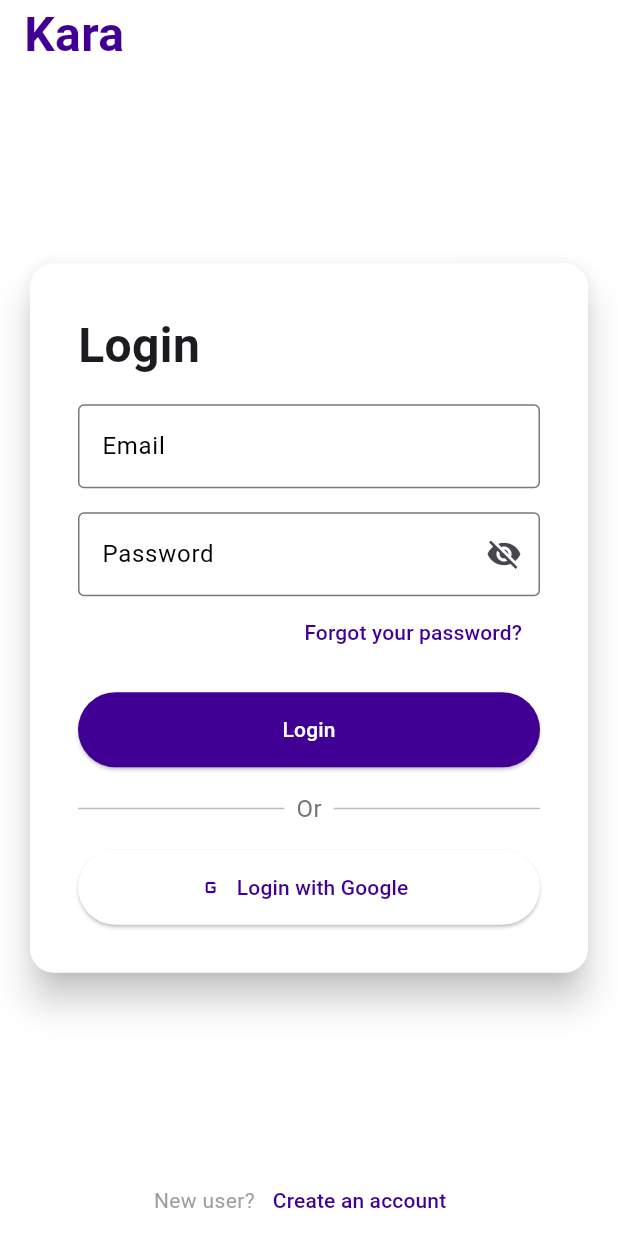
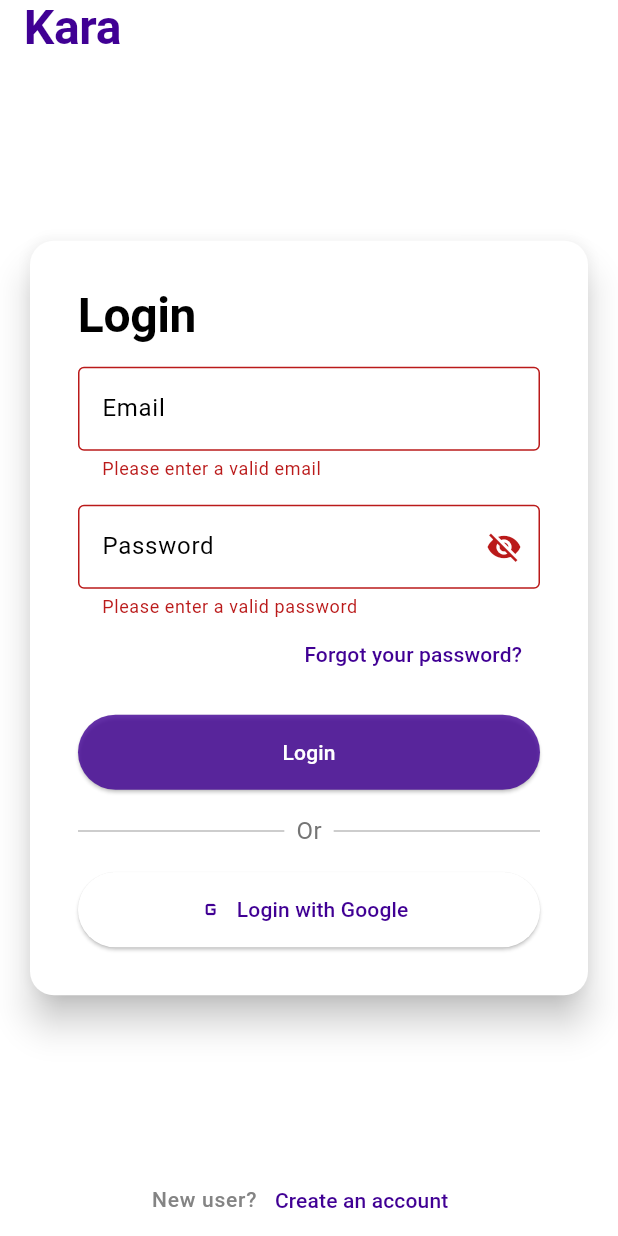
Before and after one commit to ariel4080/kara, a Flutter app: the screen it shows after launch, after a tap on "Login", on a phone screen of 412 x 824 dp. Run offline on Flutter 3.47's test engine with Material 3 defaults, Android fonts, the phone set to English and light mode, and no system bars; our stand-ins replace go_router.

Commit message:
feature 003: Se agrega validaciones de campos en el form del login

```diff
--- a/lib/core/theme/kara_colors.dart
+++ b/lib/core/theme/kara_colors.dart
@@ -2,6 +2,7 @@
 
 class KaraColors {
   static const Color blue = Color(0xFF400094);
-  static const Color white = Color.fromARGB(255, 255, 255, 255);
-  static const Color black = Color.fromARGB(255, 0, 0, 0);
+  static const Color white = Color(0xFFFFFFFF);
+  static const Color black = Color(0xFF000000);
+  static const Color grey = Color(0xFF848484);
 }
--- a/lib/core/theme/kara_theme.dart
+++ b/lib/core/theme/kara_theme.dart
@@ -11,6 +11,11 @@
         seedColor: KaraColors.blue,
         primary: KaraColors.white,
         secondary: KaraColors.blue,
+        tertiary: KaraColors.black,
+      ),
+      textTheme: const TextTheme(
+        displayLarge: TextStyle(color: KaraColors.blue, fontSize: 32, fontWeight: FontWeight.bold, fontFamily: 'Roboto'),
+        labelMedium: TextStyle(color: KaraColors.grey, fontSize: 14, fontWeight: FontWeight.w500, fontFamily: 'Roboto'),
       ),
       inputDecorationTheme: const InputDecorationTheme(
         focusedBorder: OutlineInputBorder(
@@ -18,6 +23,15 @@
         ),
         labelStyle: TextStyle(color: KaraColors.black),
       ),
+      textSelectionTheme: const TextSelectionThemeData(
+        cursorColor: KaraColors.blue,
+        selectionHandleColor: KaraColors.blue,
+      ),
+      textButtonTheme: TextButtonThemeData(
+        style: TextButton.styleFrom(
+          foregroundColor: KaraColors.blue,
+        ),
+      ),
     );
   }
 }
--- a/lib/features/auth/views/login_view.dart
+++ b/lib/features/auth/views/login_view.dart
@@ -1,6 +1,6 @@
 import 'package:flutter/material.dart';
-import 'package:kara/features/l10n/generated/app_localizations.dart';
 
+import '../../l10n/generated/app_localizations.dart';
 import '../widgets/login_card_widget.dart';
 
 class LoginView extends StatelessWidget {
@@ -21,15 +21,11 @@
                 padding: const EdgeInsets.symmetric(horizontal: 16),
                 child: Text(
                   localizations!.appTitle,
-                  style: TextStyle(
-                    fontSize: 32,
-                    color: karaTheme.colorScheme.secondary,
-                    fontWeight: FontWeight.bold,
-                  ),
+                  style: karaTheme.textTheme.displayLarge,
                 ),
               ),
             ),
-            LoginCardWidget(theme: karaTheme, localizations: localizations,),
+            LoginCardWidget(theme: karaTheme, localizations: localizations),
             Positioned(
               bottom: 0,
               left: 0,
@@ -39,12 +35,10 @@
                 children: [
                   Text(
                     localizations.label_new_user,
-                    style: const TextStyle(color: Colors.grey),
+                    style: karaTheme.textTheme.labelMedium,
                   ),
                   TextButton(
-                    onPressed: () {
-                      // Implement navigation to sign up view here
-                    },
+                    onPressed: null,
                     child: Text(
                       localizations.label_create_account,
                       style: TextStyle(color: karaTheme.colorScheme.secondary),
--- a/lib/features/auth/widgets/login_card_widget.dart
+++ b/lib/features/auth/widgets/login_card_widget.dart
@@ -1,11 +1,12 @@
 import 'package:flutter/material.dart';
-import 'package:kara/features/common/widgets/kara_button_widget.dart';
-import 'package:kara/features/l10n/generated/app_localizations.dart';
 
+import '../../common/util/features_utils.dart';
+import '../../common/widgets/kara_button_widget.dart';
 import '../../common/widgets/kara_divider_widget.dart';
+import '../../l10n/generated/app_localizations.dart';
 import 'password_field_widget.dart';
 
-class LoginCardWidget extends StatelessWidget {
+class LoginCardWidget extends StatefulWidget {
   const LoginCardWidget({
     super.key,
     required this.theme,
@@ -16,15 +17,40 @@
   final ThemeData theme;
 
   @override
+  State<LoginCardWidget> createState() => _LoginCardWidget();
+}
+
+class _LoginCardWidget extends State<LoginCardWidget> {
+  final GlobalKey<FormState> _formKey = GlobalKey<FormState>();
+
+  final TextEditingController _emailController = TextEditingController();
+  final TextEditingController _passwordController = TextEditingController();
+
+  @override
+  void initState() {
+    super.initState();
+  }
+
+  @override
+  void dispose() {
+    super.dispose();
+    _emailController.dispose();
+    _passwordController.dispose();
+  }
+
+  @override
   Widget build(BuildContext context) {
     return Padding(
       padding: const EdgeInsets.all(16),
+      child: Form(
+        key: _formKey,
+        autovalidateMode: AutovalidateMode.disabled,
         child: Column(
           mainAxisAlignment: MainAxisAlignment.center,
           children: [
             Center(
               child: Card(
-              color: theme.colorScheme.primary,
+                color: widget.theme.colorScheme.primary,
                 elevation: 10,
                 shape: const RoundedRectangleBorder(
                   borderRadius: BorderRadius.all(Radius.circular(16)),
@@ -37,23 +63,32 @@
                       Align(
                         alignment: Alignment.centerLeft,
                         child: Text(
-                        localizations.title_login,
-                        style: const TextStyle(
-                          fontSize: 32,
-                          fontWeight: FontWeight.bold,
+                          widget.localizations.title_login,
+                          style: widget.theme.textTheme.displayLarge?.copyWith(
+                            color: widget.theme.colorScheme.tertiary,
                           ),
                         ),
                       ),
                       const SizedBox(height: 16),
-                    TextField(
+                      TextFormField(
+                        controller: _emailController,
                         keyboardType: TextInputType.emailAddress,
                         decoration: InputDecoration(
-                        labelText: localizations.label_email,
+                          labelText: widget.localizations.label_email,
                           border: const OutlineInputBorder(),
                         ),
+                        validator:
+                            (value) =>
+                                FeaturesUtils.validateEmail(value, context),
                       ),
                       const SizedBox(height: 16),
-                    PasswordFieldWidget(localizations: localizations),
+                      PasswordFieldWidget(
+                        localizations: widget.localizations,
+                        controller: _passwordController,
+                        validator:
+                            (value) =>
+                                FeaturesUtils.validatePassword(value, context),
+                      ),
                       Align(
                         alignment: Alignment.centerRight,
                         child: TextButton(
@@ -61,21 +96,20 @@
                             // Implement forgot password functionality here
                           },
                           child: Text(
-                          localizations.label_forgot_password,
-                          style: TextStyle(color: theme.colorScheme.secondary),
+                            widget.localizations.label_forgot_password,
                           ),
                         ),
                       ),
                       const SizedBox(height: 16),
                       KaraButtonWidget.primary(
-                      label: localizations.title_login,
-                      onPressed: () {},
+                        label: widget.localizations.title_login,
+                        onPressed: _validateForm,
                       ),
                       const SizedBox(height: 16),
-                    KaraDividerWidget(text: localizations.label_or,),
+                      KaraDividerWidget(text: widget.localizations.label_or),
                       const SizedBox(height: 16),
                       KaraButtonWidget.secondary(
-                      label: localizations.label_login_with_google,
+                        label: widget.localizations.label_login_with_google,
                         onPressed: () {},
                         icon: const Icon(Icons.g_mobiledata),
                       ),
@@ -86,6 +120,14 @@
             ),
           ],
         ),
+      ),
     );
   }
+
+  void _validateForm() {
+    final isValid = _formKey.currentState?.validate() ?? false;
+    if (isValid) {
+      // This is where you would handle the login logic, such as calling an API or navigating to another screen.
     }
+  }
+}
--- a/lib/features/auth/widgets/password_field_widget.dart
+++ b/lib/features/auth/widgets/password_field_widget.dart
@@ -2,9 +2,16 @@
 import 'package:kara/features/l10n/generated/app_localizations.dart';
 
 class PasswordFieldWidget extends StatefulWidget {
-  const PasswordFieldWidget({super.key, required this.localizations});
+  const PasswordFieldWidget({
+    super.key,
+    required this.localizations,
+    this.controller,
+    this.validator,
+  });
 
   final AppLocalizations localizations;
+  final TextEditingController? controller;
+  final String? Function(String?)? validator;
 
   @override
   State<PasswordFieldWidget> createState() => _PasswordFieldWidgetState();
@@ -15,7 +22,8 @@
 
   @override
   Widget build(BuildContext context) {
-    return TextField(
+    return TextFormField(
+      controller: widget.controller,
       obscureText: !_isPasswordVisible,
       keyboardType: TextInputType.visiblePassword,
       decoration: InputDecoration(
@@ -32,6 +40,7 @@
           },
         ),
       ),
+      validator: widget.validator,
     );
   }
 }
--- /dev/null
+++ b/lib/features/common/util/features_utils.dart
@@ -0,0 +1,28 @@
+import 'package:flutter/material.dart';
+
+import '../../l10n/generated/app_localizations.dart';
+
+class FeaturesUtils {
+  static String? validateEmail(String? value, BuildContext context) {
+    final AppLocalizations localizations = AppLocalizations.of(context)!;
+    final emailRegex = RegExp(r'^[^@]+@[^@]+\.[^@]+$');
+    if (null == value || value.isEmpty || !emailRegex.hasMatch(value)) {
+      return localizations.error_email_required;
+    }
+    return null;
+  }
+
+  static String? validatePassword(String? value, BuildContext context) {
+    final AppLocalizations localizations = AppLocalizations.of(context)!;
+    final passwRegex = RegExp(
+      r'^(?=.*[a-z])(?=.*[A-Z])(?=.*\d)(?=.*[^A-Za-z\d]).{6,}$',
+    );
+    if (null == value ||
+        value.isEmpty ||
+        value.length < 6 ||
+        !passwRegex.hasMatch(value)) {
+      return localizations.error_password_required;
+    }
+    return null;
+  }
+}
--- a/lib/features/common/widgets/kara_button_widget.dart
+++ b/lib/features/common/widgets/kara_button_widget.dart
@@ -2,21 +2,21 @@
 
 class KaraButtonWidget extends StatelessWidget {
   final String label;
-  final Function onPressed;
+  final VoidCallback? onPressed;
   final Icon? icon;
   final bool isPrimary;
 
   const KaraButtonWidget({
     super.key,
     required this.label,
-    required this.onPressed,
+    this.onPressed,
     required this.isPrimary,
     this.icon,
   });
 
   factory KaraButtonWidget.primary({
     required String label,
-    required Function onPressed,
+    VoidCallback? onPressed,
     Icon? icon,
   }) {
     return KaraButtonWidget(
@@ -28,7 +28,7 @@
   }
   factory KaraButtonWidget.secondary({
     required String label,
-    required Function onPressed,
+    VoidCallback? onPressed,
     Icon? icon,
   }) {
     return KaraButtonWidget(
@@ -45,22 +45,38 @@
     return SizedBox(
       width: double.infinity,
       height: 50,
-      child: icon == null?
-        ElevatedButton(
+      child:
+          icon == null
+              ? ElevatedButton(
                 style: ElevatedButton.styleFrom(
-            backgroundColor: isPrimary? karaTheme.colorScheme.secondary : karaTheme.colorScheme.primary,
-            foregroundColor: isPrimary? karaTheme.colorScheme.primary : karaTheme.colorScheme.secondary,
+                  backgroundColor:
+                      isPrimary
+                          ? karaTheme.colorScheme.secondary.withValues(
+                            alpha: 0.8,
+                          )
+                          : karaTheme.colorScheme.primary,
+                  foregroundColor:
+                      isPrimary
+                          ? karaTheme.colorScheme.primary
+                          : karaTheme.colorScheme.secondary,
                 ),
-          onPressed: () => onPressed,
+                onPressed: onPressed,
                 child: Text(label),
               )
-        :
-        ElevatedButton.icon(
+              : ElevatedButton.icon(
                 style: ElevatedButton.styleFrom(
-            backgroundColor: isPrimary? karaTheme.colorScheme.secondary : karaTheme.colorScheme.primary,
-            foregroundColor: isPrimary? karaTheme.colorScheme.primary : karaTheme.colorScheme.secondary,
+                  backgroundColor:
+                      isPrimary
+                          ? karaTheme.colorScheme.secondary.withValues(
+                            alpha: 0.8,
+                          )
+                          : karaTheme.colorScheme.primary,
+                  foregroundColor:
+                      isPrimary
+                          ? karaTheme.colorScheme.primary
+                          : karaTheme.colorScheme.secondary,
                 ),
-          onPressed: () => onPressed(),
+                onPressed: onPressed,
                 icon: icon!,
                 label: Text(label),
               ),
--- a/lib/features/l10n/app_en.arb
+++ b/lib/features/l10n/app_en.arb
@@ -8,5 +8,7 @@
     "label_login_with_google": "Login with Google",
     "label_or": "Or",
     "label_new_user": "New user?",
-    "label_create_account": "Create an account"
+    "label_create_account": "Create an account",
+    "error_email_required": "Please enter a valid email",
+    "error_password_required": "Please enter a valid password"
 }
--- a/lib/features/l10n/app_es.arb
+++ b/lib/features/l10n/app_es.arb
@@ -8,5 +8,7 @@
     "label_login_with_google": "Iniciar sesión con Google",
     "label_or": "O",
     "label_new_user": "¿Eres nuevo?",
-    "label_create_account": "Crear una cuenta"
+    "label_create_account": "Crear una cuenta",
+    "error_email_required": "Ingrese un correo válido",
+    "error_password_required": "Ingrese una contraseña válida"
 }
```
Also changed, not shown: lib/features/l10n/generated/app_localizations.dart, lib/features/l10n/generated/app_localizations_en.dart, lib/features/l10n/generated/app_localizations_es.dart. Lines whose indentation alone changed are shown as unchanged.
